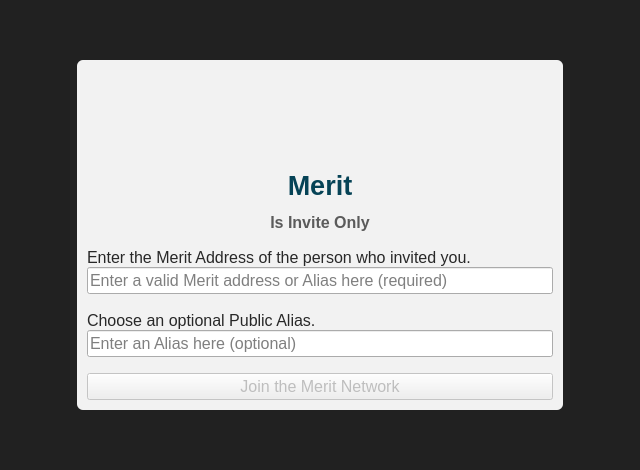
First picture: the form in src/qt/forms/enterunlockcode.ui, repository meritlabs/merit, before the edit.
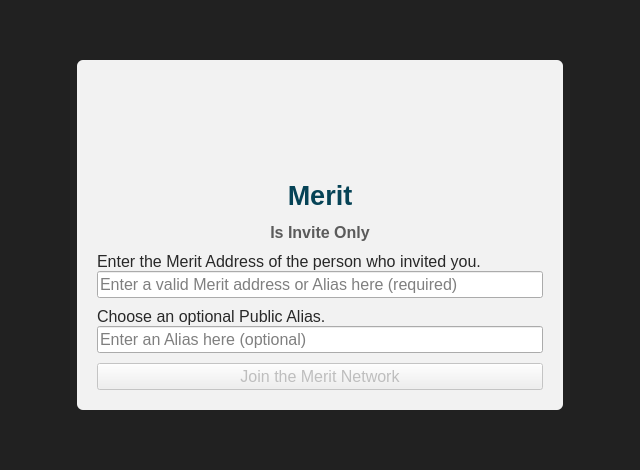
Second picture: the form after the edit. Icons and pictures are not drawn. Custom widgets are drawn as their Qt base class.

Commit message: Add some margin to make UI look nicer.

Patch:
```diff
--- a/src/qt/forms/enterunlockcode.ui
+++ b/src/qt/forms/enterunlockcode.ui
@@ -71,16 +71,16 @@
           <number>0</number>
          </property>
          <property name="leftMargin">
-          <number>10</number>
+          <number>20</number>
          </property>
          <property name="topMargin">
-          <number>10</number>
+          <number>20</number>
          </property>
          <property name="rightMargin">
-          <number>10</number>
+          <number>20</number>
          </property>
          <property name="bottomMargin">
-          <number>10</number>
+          <number>20</number>
          </property>
          <item>
           <layout class="QVBoxLayout" name="verticalLayoutUnlockCode">
```
